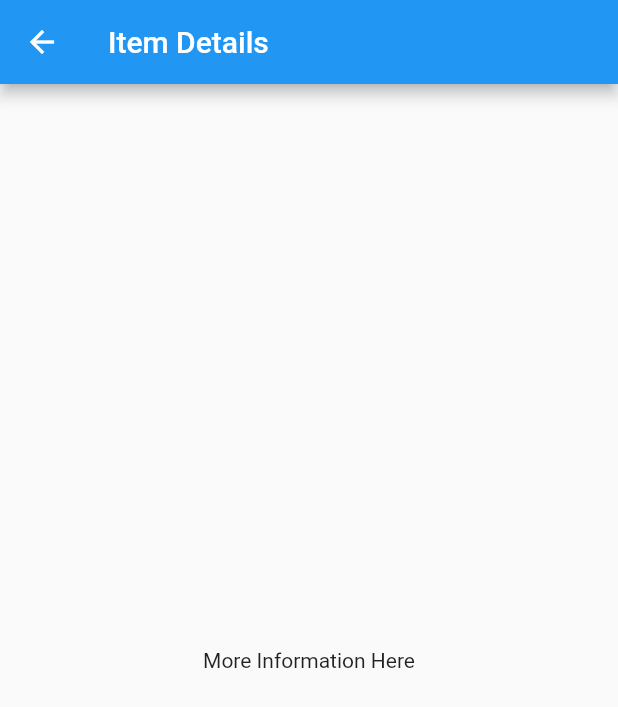
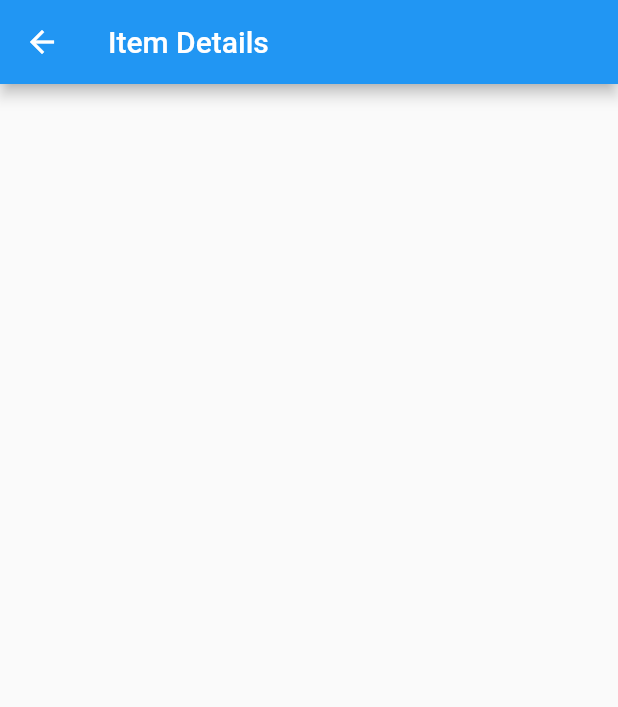
Before and after one commit to christopher-jensen/Foodwaste-app, a Flutter app: the SampleItemDetailsView screen opened by its route, on a phone screen of 412 x 824 dp. Shown: the top 707 px of the screen. Run offline on Flutter 3.47's test engine with Material 2 defaults, Android fonts, the light colour scheme and no system bars; generated files the repository leaves out were written again.

Commit message:
Due to new SSD

```diff
--- a/food_waste/lib/src/app.dart
+++ b/food_waste/lib/src/app.dart
@@ -76,7 +76,7 @@ class MyApp extends StatelessWidget {
                     return const SampleItemDetailsView();
                   case SampleItemListView.routeName:
                   default:
-                    return const SampleItemListView();
+                    return SampleItemListView();
                 }
               },
             );
--- a/food_waste/lib/src/localization/app_en.arb
+++ b/food_waste/lib/src/localization/app_en.arb
@@ -1,5 +1,5 @@
 {
-  "appTitle": "food_waste",
+  "appTitle": "Madspild",
   "@appTitle": {
     "description": "Madspild"
   }
--- a/food_waste/lib/src/sample_feature/sample_item_details_view.dart
+++ b/food_waste/lib/src/sample_feature/sample_item_details_view.dart
@@ -1,10 +1,16 @@
+import 'dart:convert';
+
 import 'package:flutter/material.dart';
 
 /// Displays detailed information about a SampleItem.
 class SampleItemDetailsView extends StatelessWidget {
-  const SampleItemDetailsView({Key? key}) : super(key: key);
-
+  const SampleItemDetailsView({Key? key, this.postalcode
+      //this.items = await JSON_decoder.getClearance().then((value){return value;}),
+      })
+      : super(key: key);
   static const routeName = '/sample_item';
+  // final List<Store_clearance> items;
+  final int? postalcode;
 
   @override
   Widget build(BuildContext context) {
@@ -12,9 +18,14 @@ class SampleItemDetailsView extends StatelessWidget {
       appBar: AppBar(
         title: const Text('Item Details'),
       ),
-      body: const Center(
-        child: Text('More Information Here'),
-      ),
+      // body: ListView.builder(
+      //   itemCount: items.length,
+      //   itemBuilder: (context, index) =>{
+      //     return TextField(
+      //       decoration: InputDecoration(
+      //       border: OutlineInputBorder(),
+      //       hintText: 'Indtast postnummer')))
+      //   },
     );
   }
 }
```
Also changed, not shown: food_waste/lib/src/Models/JSON_models/JSON_decoder.dart (+10 -4 lines), food_waste/lib/src/sample_feature/sample_item_list_view.dart (+37 -29 lines).
